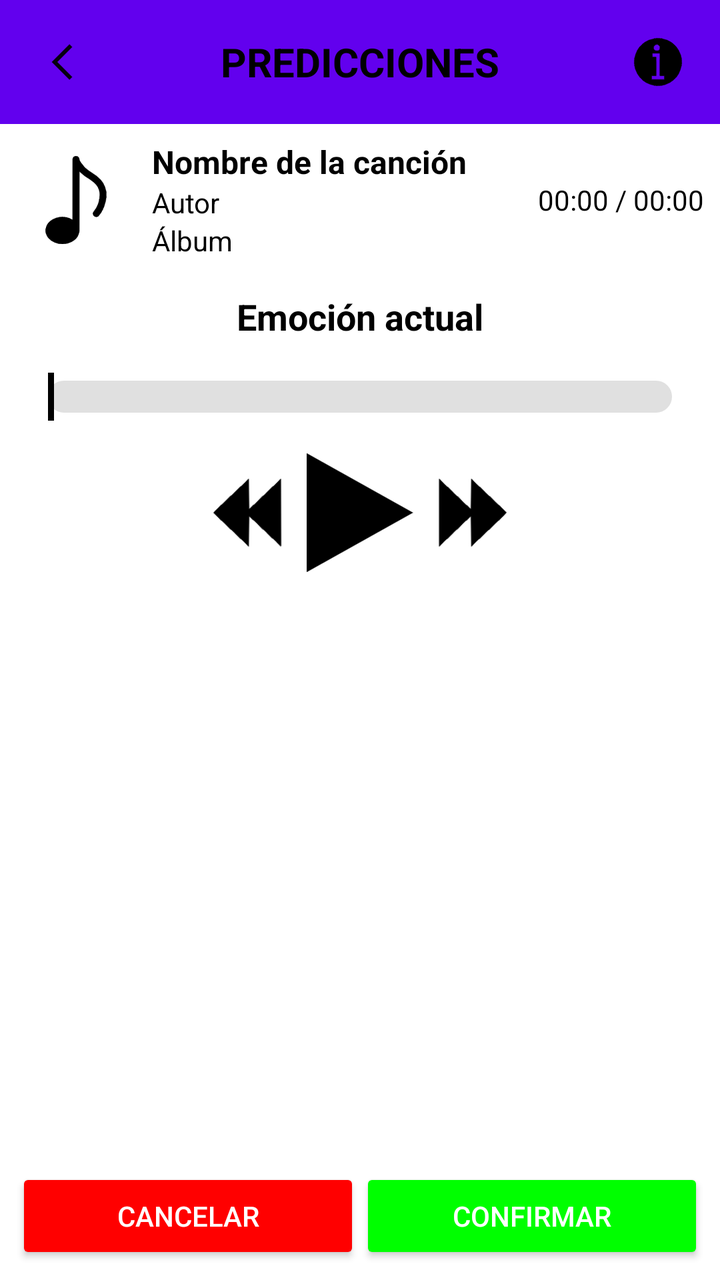
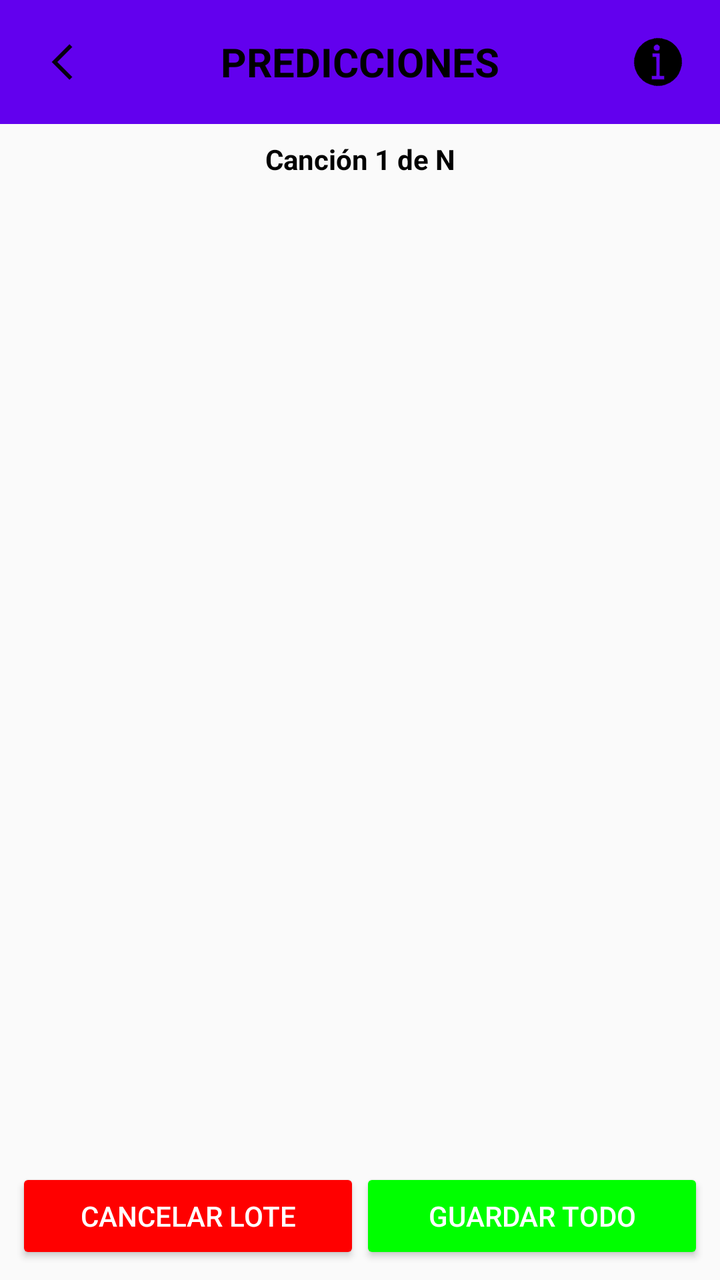

Before-and-after screenshots of an Android layout around one commit, followed by the original layout XML and the change that was made.
<!-- AndroidManifest.xml: application theme Theme.IntentoAppDatosMusica -->
<!-- res/layout/activity_datos_prediccion.xml -->
<?xml version="1.0" encoding="utf-8"?>
<FrameLayout xmlns:android="http://schemas.android.com/apk/res/android"
    xmlns:tools="http://schemas.android.com/tools"
    android:id="@+id/layoutDatosPrediccion"
    android:layout_width="match_parent"
    android:layout_height="match_parent"
    android:background="@color/background_light"
    tools:context=".DatosPrediccionActivity">

    <LinearLayout
        android:id="@+id/CuadroPrincipal"
        android:layout_width="match_parent"
        android:layout_height="match_parent"
        android:orientation="vertical"
        android:background="?android:attr/colorBackground">

        
        <LinearLayout
            android:id="@+id/topBar"
            android:layout_width="match_parent"
            android:layout_height="wrap_content"
            android:gravity="center_vertical"
            android:orientation="horizontal"
            android:padding="16dp"
            android:background="?attr/colorPrimary">

            <ImageView
                android:id="@+id/btnBack"
                android:layout_width="30dp"
                android:layout_height="30dp"
                android:clickable="true"
                android:contentDescription="Volver"
                android:src="@drawable/iconoretroceder"
                tools:ignore="TouchTargetSizeCheck" />

            <TextView
                android:id="@+id/title"
                android:layout_width="0dp"
                android:layout_height="wrap_content"
                android:layout_weight="1"
                android:gravity="center"
                android:text="PREDICCIONES"
                android:textColor="?android:attr/textColorPrimary"
                android:textSize="20sp"
                android:textStyle="bold" />

            <ImageView
                android:id="@+id/btnInfo"
                android:layout_width="30dp"
                android:layout_height="30dp"
                android:contentDescription="Información"
                android:src="@drawable/iconoinformacion" />
        </LinearLayout>

        
        <LinearLayout
            android:layout_width="match_parent"
            android:layout_height="wrap_content"
            android:orientation="horizontal"
            android:padding="8dp"
            android:gravity="center_vertical">

            
            <ImageView
                android:id="@+id/iconoCancion"
                android:layout_width="60dp"
                android:layout_height="60dp"
                android:src="@drawable/nota_musical"
                android:padding="8dp" />

            
            <LinearLayout
                android:layout_width="0dp"
                android:layout_height="wrap_content"
                android:layout_weight="1"
                android:orientation="vertical"
                android:paddingStart="8dp">

                <TextView
                    android:id="@+id/tvNombreCancion"
                    android:layout_width="wrap_content"
                    android:layout_height="wrap_content"
                    android:text="Nombre de la canción"
                    android:textSize="16sp"
                    android:textColor="?android:attr/textColorPrimary"
                    android:textStyle="bold" />

                <TextView
                    android:id="@+id/tvAutorCancion"
                    android:layout_width="wrap_content"
                    android:layout_height="wrap_content"
                    android:text="Autor"
                    android:textColor="?android:attr/textColorPrimary"
                    android:textSize="14sp" />

                <TextView
                    android:id="@+id/tvAlbumCancion"
                    android:layout_width="wrap_content"
                    android:layout_height="wrap_content"
                    android:text="Álbum"
                    android:textColor="?android:attr/textColorPrimary"
                    android:textSize="14sp" />
            </LinearLayout>

            
            <TextView
                android:id="@+id/tvProgresoDuracion"
                android:layout_width="wrap_content"
                android:layout_height="wrap_content"
                android:text="00:00 / 00:00"
                android:textSize="14sp"
                android:textColor="?android:attr/textColorPrimary"
                android:gravity="end" />
        </LinearLayout>

        
        <TextView
            android:id="@+id/tvEmocionActual"
            android:layout_width="match_parent"
            android:layout_height="wrap_content"
            android:text="Emoción actual"
            android:textAlignment="center"
            android:textSize="18sp"
            android:textStyle="bold"
            android:textColor="?android:attr/textColorPrimary"
            android:padding="8dp" />

        
        <FrameLayout
            android:id="@+id/seekbar_container"
            android:layout_width="match_parent"
            android:layout_height="wrap_content"
            android:padding="8dp">

            <SeekBar
                android:id="@+id/seekBar_prediccion"
                android:layout_width="match_parent"
                android:layout_height="wrap_content"
                android:progressDrawable="@drawable/seekbar_track"
                android:thumb="@drawable/seekbar_thumb_datosmusic"
                android:thumbOffset="0dp" />

            <RelativeLayout
                android:id="@+id/thumbs_container"
                android:layout_width="match_parent"
                android:layout_height="wrap_content"
                android:layout_alignBottom="@id/seekBar_prediccion" />
        </FrameLayout>

        
        <LinearLayout
            android:layout_width="match_parent"
            android:layout_height="wrap_content"
            android:gravity="center"
            android:orientation="horizontal"
            android:padding="8dp">

            <ImageButton
                android:id="@+id/btn_rewind_prediccion"
                android:layout_width="50dp"
                android:layout_height="50dp"
                android:background="@null"
                android:scaleType="fitCenter"
                android:src="@drawable/iconoretrocedercancion" />

            <ImageButton
                android:id="@+id/btn_play_pause_prediccion"
                android:layout_width="60dp"
                android:layout_height="60dp"
                android:background="@null"
                android:scaleType="fitCenter"
                android:src="@drawable/iconoplay" />

            <ImageButton
                android:id="@+id/btn_forward_prediccion"
                android:layout_width="50dp"
                android:layout_height="50dp"
                android:background="@null"
                android:scaleType="fitCenter"
                android:src="@drawable/iconoadelantarcancion" />
        </LinearLayout>

        
        <LinearLayout
            android:layout_width="match_parent"
            android:layout_height="0dp"
            android:layout_weight="1"
            android:orientation="vertical"
            android:padding="8dp">

            
            <androidx.recyclerview.widget.RecyclerView
                android:id="@+id/rv_secciones_prediccion"
                android:layout_width="match_parent"
                android:layout_height="0dp"
                android:layout_weight="1"
                android:scrollbars="vertical" />

            
            <LinearLayout
                android:layout_width="match_parent"
                android:layout_height="wrap_content"
                android:orientation="horizontal"
                android:gravity="center">

                <Button
                    android:id="@+id/btn_cancelar_prediccion"
                    android:layout_width="0dp"
                    android:layout_height="wrap_content"
                    android:layout_weight="1"
                    android:text="Cancelar"
                    android:backgroundTint="#FF0000"
                    android:textColor="@color/white" />

                <Button
                    android:id="@+id/btn_confirmar_prediccion"
                    android:layout_width="0dp"
                    android:layout_height="wrap_content"
                    android:layout_weight="1"
                    android:text="Confirmar"
                    android:backgroundTint="#00FF00"
                    android:textColor="@color/white" />
            </LinearLayout>

            

        </LinearLayout>
    </LinearLayout>

    
    <include layout="@layout/pantalla_carga"/>
</FrameLayout>
<!-- res/layout/pantalla_carga.xml (included above) -->
<?xml version="1.0" encoding="utf-8"?>
<FrameLayout xmlns:android="http://schemas.android.com/apk/res/android"
    android:id="@+id/pantallaCarga"
    android:layout_width="match_parent"
    android:layout_height="match_parent"
    android:background="#AA000000"
    android:visibility="gone"
    android:gravity="center">

    <LinearLayout
        android:layout_width="wrap_content"
        android:layout_height="wrap_content"
        android:layout_gravity="center"
        android:orientation="vertical"
        android:gravity="center"
        android:background="@drawable/fondo_carga"
        android:padding="24dp">

        <ProgressBar
            android:id="@+id/progresoCarga"
            style="?android:attr/progressBarStyleHorizontal"
            android:layout_width="200dp"
            android:layout_height="wrap_content"
            android:indeterminate="false"
            android:max="100"
            android:progress="0"
            android:progressDrawable="@drawable/progress_bar_custom" />

        <TextView
            android:id="@+id/textoPorcentaje"
            android:layout_width="wrap_content"
            android:layout_height="wrap_content"
            android:text="Cargando..."
            android:textColor="@android:color/white"
            android:textSize="18sp"
            android:layout_marginTop="12dp" />
    </LinearLayout>
</FrameLayout>
<!-- resources referenced by this layout -->
<resources>
  <color name="background_light">#FFFFFFFF</color>
  <color name="white">#FFFFFFFF</color>
  <!-- drawable fondo_carga (drawable) -->
  <?xml version="1.0" encoding="utf-8"?>
  <shape xmlns:android="http://schemas.android.com/apk/res/android"
      android:shape="rectangle">
      <solid android:color="#CC333333"/> 
      <corners android:radius="16dp"/>   
      <padding android:left="16dp"
          android:top="16dp"
          android:right="16dp"
          android:bottom="16dp"/>
  </shape>
  <!-- drawable iconoadelantarcancion: vector/xml drawable (drawable, 4734 chars, omitted) -->
  <!-- drawable iconoplay (drawable) -->
  <vector xmlns:android="http://schemas.android.com/apk/res/android" xmlns:aapt="http://schemas.android.com/aapt"
      android:viewportWidth="247"
      android:viewportHeight="279"
      android:width="247dp"
      android:height="279dp">
      <path
          android:pathData="M0 2L246 139.5L0 277L0 2Z"
          android:fillColor="?attr/iconTint"
          android:strokeColor="?attr/iconTint"
          android:strokeWidth="1" />
  </vector>
  <!-- drawable iconoretroceder (drawable) -->
  <vector xmlns:android="http://schemas.android.com/apk/res/android" xmlns:aapt="http://schemas.android.com/aapt"
      android:viewportWidth="257"
      android:viewportHeight="257"
      android:width="257dp"
      android:height="257dp">
      <path
          android:pathData="M160.5 53L172 64.5L108 128.5L172 192.5L160.5 204L85 128.5L160.5 53Z"
          android:fillColor="?attr/iconTint"
          android:fillAlpha="0.9372549"
          android:strokeColor="?attr/iconTint"
          android:strokeAlpha="0.9372549"
          android:strokeWidth="1" />
  </vector>
  <!-- drawable iconoretrocedercancion: vector/xml drawable (drawable, 4774 chars, omitted) -->
  <!-- drawable nota_musical: vector/xml drawable (drawable, 33527 chars, omitted) -->
  <!-- drawable seekbar_thumb_datosmusic (drawable) -->
  <?xml version="1.0" encoding="utf-8"?>
  <shape xmlns:android="http://schemas.android.com/apk/res/android"
      android:shape="rectangle">
      <size
          android:width="3dp"
          android:height="24dp" /> 
      <solid android:color="?android:attr/textColorPrimary" /> 
  </shape>
  <!-- drawable seekbar_track (drawable) -->
  <?xml version="1.0" encoding="utf-8"?>
  <layer-list xmlns:android="http://schemas.android.com/apk/res/android">
      
      <item android:id="@android:id/background">
          <shape android:shape="rectangle">
              <corners android:radius="20dp" />
              <solid android:color="?attr/seekBarTrackColor" /> 
          </shape>
      </item>
  
      
      <item android:id="@android:id/progress">
          <clip>
              <shape android:shape="rectangle">
                  <corners android:radius="20dp" />
                  <solid android:color="?attr/seekBarProgressColor" /> 
              </shape>
          </clip>
      </item>
  </layer-list>
  <color name="purple_500">#FF6200EE</color>
  <color name="purple_700">#584F6D</color>
  <color name="teal_200">#FF03DAC5</color>
  <color name="teal_700">#FF018786</color>
  <color name="black">#FF000000</color>
  <color name="text_color_light">#FF000000</color>
  <color name="surface_color">#FFFFFFFF</color>
  <style name="RadioButtonTheme" parent="Widget.MaterialComponents.CompoundButton.RadioButton">
          <item name="android:textColor">?android:attr/textColorPrimary</item>
          <item name="buttonTint">@color/radio_button_tint</item>
      </style>
  <style name="CheckBoxStyle" parent="Widget.MaterialComponents.CompoundButton.CheckBox">
          <item name="android:textColor">?android:attr/textColorPrimary</item>
          <item name="buttonTint">@color/check_box_tint_dark</item>
      </style>
  <color name="icon_color">#FF000000</color>
  <color name="radio_button_tint">#FF000000</color>
  <color name="check_box_tint_dark">#FF000000</color>
  <!-- unchanged entries left out for length: 3 -->
</resources>

<!-- the commit's change to res/layout/activity_datos_prediccion.xml (unified diff, before → after) -->
@@ -53,177 +53,49 @@
         </LinearLayout>
 
         
-        <LinearLayout
+        <TextView
+            android:id="@+id/textIndicadorPaginaPrediccion"
             android:layout_width="match_parent"
             android:layout_height="wrap_content"
-            android:orientation="horizontal"
-            android:padding="8dp"
-            android:gravity="center_vertical">
-
-            
-            <ImageView
-                android:id="@+id/iconoCancion"
-                android:layout_width="60dp"
-                android:layout_height="60dp"
-                android:src="@drawable/nota_musical"
-                android:padding="8dp" />
-
-            
-            <LinearLayout
-                android:layout_width="0dp"
-                android:layout_height="wrap_content"
-                android:layout_weight="1"
-                android:orientation="vertical"
-                android:paddingStart="8dp">
-
-                <TextView
-                    android:id="@+id/tvNombreCancion"
-                    android:layout_width="wrap_content"
-                    android:layout_height="wrap_content"
-                    android:text="Nombre de la canción"
-                    android:textSize="16sp"
-                    android:textColor="?android:attr/textColorPrimary"
-                    android:textStyle="bold" />
-
-                <TextView
-                    android:id="@+id/tvAutorCancion"
-                    android:layout_width="wrap_content"
-                    android:layout_height="wrap_content"
-                    android:text="Autor"
-                    android:textColor="?android:attr/textColorPrimary"
-                    android:textSize="14sp" />
-
-                <TextView
-                    android:id="@+id/tvAlbumCancion"
-                    android:layout_width="wrap_content"
-                    android:layout_height="wrap_content"
-                    android:text="Álbum"
-                    android:textColor="?android:attr/textColorPrimary"
-                    android:textSize="14sp" />
-            </LinearLayout>
-
-            
-            <TextView
-                android:id="@+id/tvProgresoDuracion"
-                android:layout_width="wrap_content"
-                android:layout_height="wrap_content"
-                android:text="00:00 / 00:00"
-                android:textSize="14sp"
-                android:textColor="?android:attr/textColorPrimary"
-                android:gravity="end" />
-        </LinearLayout>
+            android:text="Canción 1 de N"
+            android:textAlignment="center"
+            android:textSize="14sp"
+            android:textStyle="bold"
+            android:textColor="?android:attr/textColorPrimary"
+            android:padding="8dp"/>
 
         
-        <TextView
-            android:id="@+id/tvEmocionActual"
+        <androidx.viewpager2.widget.ViewPager2
+            android:id="@+id/viewPagerPredicciones"
             android:layout_width="match_parent"
-            android:layout_height="wrap_content"
-            android:text="Emoción actual"
-            android:textAlignment="center"
-            android:textSize="18sp"
-            android:textStyle="bold"
-            android:textColor="?android:attr/textColorPrimary"
-            android:padding="8dp" />
-
-        
-        <FrameLayout
-            android:id="@+id/seekbar_container"
-            android:layout_width="match_parent"
-            android:layout_height="wrap_content"
-            android:padding="8dp">
-
-            <SeekBar
-                android:id="@+id/seekBar_prediccion"
-                android:layout_width="match_parent"
-                android:layout_height="wrap_content"
-                android:progressDrawable="@drawable/seekbar_track"
-                android:thumb="@drawable/seekbar_thumb_datosmusic"
-                android:thumbOffset="0dp" />
-
-            <RelativeLayout
-                android:id="@+id/thumbs_container"
-                android:layout_width="match_parent"
-                android:layout_height="wrap_content"
-                android:layout_alignBottom="@id/seekBar_prediccion" />
-        </FrameLayout>
+            android:layout_height="0dp"
+            android:layout_weight="1" />
 
         
         <LinearLayout
             android:layout_width="match_parent"
             android:layout_height="wrap_content"
+            android:orientation="horizontal"
             android:gravity="center"
-            android:orientation="horizontal"
             android:padding="8dp">
 
-            <ImageButton
-                android:id="@+id/btn_rewind_prediccion"
-                android:layout_width="50dp"
-                android:layout_height="50dp"
-                android:background="@null"
-                android:scaleType="fitCenter"
-                android:src="@drawable/iconoretrocedercancion" />
+            <Button
+                android:id="@+id/btn_cancelar_prediccion"
+                android:layout_width="0dp"
+                android:layout_height="wrap_content"
+                android:layout_weight="1"
+                android:text="Cancelar Lote"
+                android:backgroundTint="#FF0000"
+                android:textColor="@color/white" />
 
-            <ImageButton
-                android:id="@+id/btn_play_pause_prediccion"
-                android:layout_width="60dp"
-                android:layout_height="60dp"
-                android:background="@null"
-                android:scaleType="fitCenter"
-                android:src="@drawable/iconoplay" />
-
-            <ImageButton
-                android:id="@+id/btn_forward_prediccion"
-                android:layout_width="50dp"
-                android:layout_height="50dp"
-                android:background="@null"
-                android:scaleType="fitCenter"
-                android:src="@drawable/iconoadelantarcancion" />
-        </LinearLayout>
-
-        
-        <LinearLayout
-            android:layout_width="match_parent"
-            android:layout_height="0dp"
-            android:layout_weight="1"
-            android:orientation="vertical"
-            android:padding="8dp">
-
-            
-            <androidx.recyclerview.widget.RecyclerView
-                android:id="@+id/rv_secciones_prediccion"
-                android:layout_width="match_parent"
-                android:layout_height="0dp"
+            <Button
+                android:id="@+id/btn_confirmar_prediccion"
+                android:layout_width="0dp"
+                android:layout_height="wrap_content"
                 android:layout_weight="1"
-                android:scrollbars="vertical" />
-
-            
-            <LinearLayout
-                android:layout_width="match_parent"
-                android:layout_height="wrap_content"
-                android:orientation="horizontal"
-                android:gravity="center">
-
-                <Button
-                    android:id="@+id/btn_cancelar_prediccion"
-                    android:layout_width="0dp"
-                    android:layout_height="wrap_content"
-                    android:layout_weight="1"
-                    android:text="Cancelar"
-                    android:backgroundTint="#FF0000"
-                    android:textColor="@color/white" />
-
-                <Button
-                    android:id="@+id/btn_confirmar_prediccion"
-                    android:layout_width="0dp"
-                    android:layout_height="wrap_content"
-                    android:layout_weight="1"
-                    android:text="Confirmar"
-                    android:backgroundTint="#00FF00"
-                    android:textColor="@color/white" />
-            </LinearLayout>
-
-            
-
+                android:text="Guardar Todo"
+                android:backgroundTint="#00FF00"
+                android:textColor="@color/white" />
         </LinearLayout>
     </LinearLayout>
 
<!-- resource entries referenced after the edit -->
@@ -1,6 +1,6 @@
 <!-- resources referenced by this layout -->
 <resources>
-  <color name="background_light">#FFFFFFFF</color>
+  <color name="background_light">#FAFAFA</color>
   <color name="white">#FFFFFFFF</color>
   <!-- drawable fondo_carga (drawable) -->
   <?xml version="1.0" encoding="utf-8"?>
@@ -13,19 +13,6 @@
           android:right="16dp"
           android:bottom="16dp"/>
   </shape>
-  <!-- drawable iconoadelantarcancion: vector/xml drawable (drawable, 4734 chars, omitted) -->
-  <!-- drawable iconoplay (drawable) -->
-  <vector xmlns:android="http://schemas.android.com/apk/res/android" xmlns:aapt="http://schemas.android.com/aapt"
-      android:viewportWidth="247"
-      android:viewportHeight="279"
-      android:width="247dp"
-      android:height="279dp">
-      <path
-          android:pathData="M0 2L246 139.5L0 277L0 2Z"
-          android:fillColor="?attr/iconTint"
-          android:strokeColor="?attr/iconTint"
-          android:strokeWidth="1" />
-  </vector>
   <!-- drawable iconoretroceder (drawable) -->
   <vector xmlns:android="http://schemas.android.com/apk/res/android" xmlns:aapt="http://schemas.android.com/aapt"
       android:viewportWidth="257"
@@ -40,40 +27,8 @@
           android:strokeAlpha="0.9372549"
           android:strokeWidth="1" />
   </vector>
-  <!-- drawable iconoretrocedercancion: vector/xml drawable (drawable, 4774 chars, omitted) -->
-  <!-- drawable nota_musical: vector/xml drawable (drawable, 33527 chars, omitted) -->
-  <!-- drawable seekbar_thumb_datosmusic (drawable) -->
-  <?xml version="1.0" encoding="utf-8"?>
-  <shape xmlns:android="http://schemas.android.com/apk/res/android"
-      android:shape="rectangle">
-      <size
-          android:width="3dp"
-          android:height="24dp" /> 
-      <solid android:color="?android:attr/textColorPrimary" /> 
-  </shape>
-  <!-- drawable seekbar_track (drawable) -->
-  <?xml version="1.0" encoding="utf-8"?>
-  <layer-list xmlns:android="http://schemas.android.com/apk/res/android">
-      
-      <item android:id="@android:id/background">
-          <shape android:shape="rectangle">
-              <corners android:radius="20dp" />
-              <solid android:color="?attr/seekBarTrackColor" /> 
-          </shape>
-      </item>
-  
-      
-      <item android:id="@android:id/progress">
-          <clip>
-              <shape android:shape="rectangle">
-                  <corners android:radius="20dp" />
-                  <solid android:color="?attr/seekBarProgressColor" /> 
-              </shape>
-          </clip>
-      </item>
-  </layer-list>
   <color name="purple_500">#FF6200EE</color>
-  <color name="purple_700">#584F6D</color>
+  <color name="purple_700">#FF3700B3</color>
   <color name="teal_200">#FF03DAC5</color>
   <color name="teal_700">#FF018786</color>
   <color name="black">#FF000000</color>
@@ -88,8 +43,8 @@
           <item name="buttonTint">@color/check_box_tint_dark</item>
       </style>
   <color name="icon_color">#FF000000</color>
-  <color name="radio_button_tint">#FF000000</color>
-  <color name="check_box_tint_dark">#FF000000</color>
+  <color name="radio_button_tint">#FF6200EE</color>
+  <color name="check_box_tint_dark">#FFFFFFFF</color>
   <!-- unchanged entries left out for length: 3 -->
 </resources>
 
